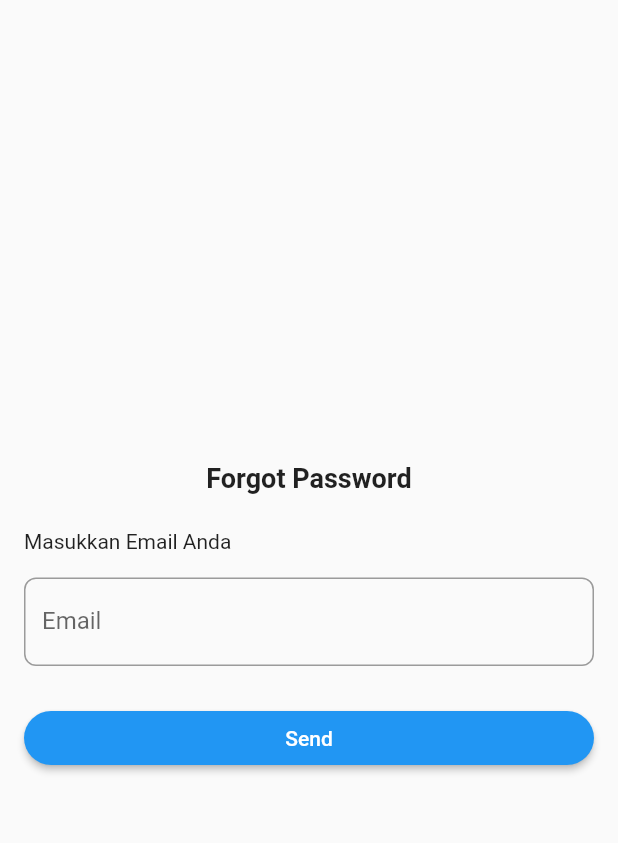
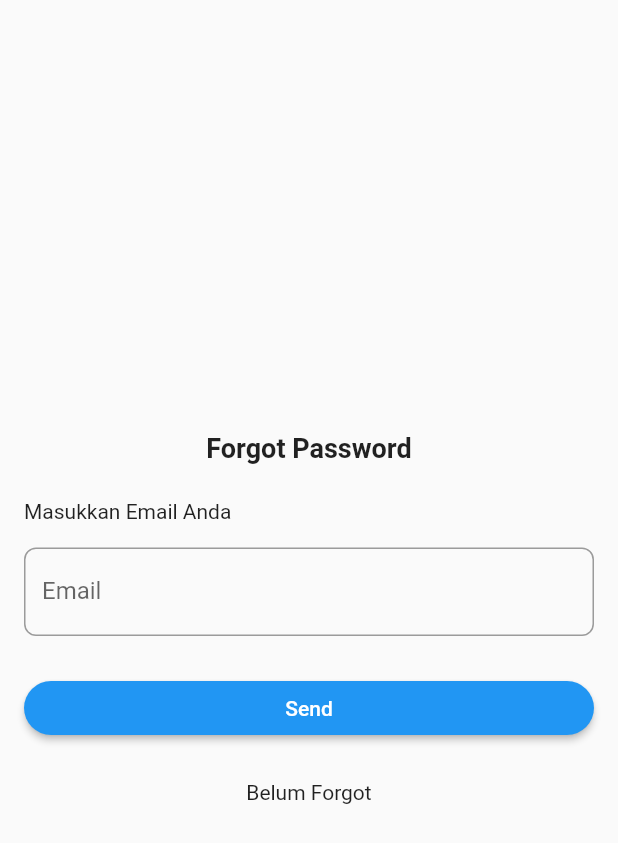
Before and after one commit to ahmadfaizk/flutter-expense, a Flutter app: the ForgotPassword screen opened by its route, on a phone screen of 412 x 824 dp. Shown: the top 843 px of the screen. Run offline on Flutter 3.47's test engine with Material 2 defaults, Android fonts, the phone set to English and light mode, and no system bars; our stand-ins replace bloc, equatable, flutter_bloc, pin_code_fields, shared_preferences; accounts and stored records are empty.

Commit message:
add forgot password bloc

```diff
--- a/lib/bloc/bloc.dart
+++ b/lib/bloc/bloc.dart
@@ -1,5 +1,7 @@
-export './base_event.dart';
-export './base_state.dart';
-export './login_event.dart';
+export 'event/base_event.dart';
+export 'state/base_state.dart';
+export 'event/login_event.dart';
+export 'event/forgot_password_event.dart';
 export './login_bloc.dart';
 export './password_bloc.dart';
+export './forgot_password_bloc.dart';
--- /dev/null
+++ b/lib/bloc/event/forgot_password_event.dart
@@ -0,0 +1,9 @@
+import 'package:expense/bloc/bloc.dart';
+
+class ForgotPasswordEvent extends BaseEvent {
+  final String email;
+  const ForgotPasswordEvent({this.email});
+
+  @override
+  List<Object> get props => [email];
+}
--- a/lib/bloc/login_event.dart
+++ b/lib/bloc/event/login_event.dart
@@ -1,4 +1,4 @@
-import 'package:expense/bloc/base_event.dart';
+import 'package:expense/bloc/event/base_event.dart';
 
 class LoginEvent extends BaseEvent {
   final String email;
--- a/lib/bloc/login_bloc.dart
+++ b/lib/bloc/login_bloc.dart
@@ -3,10 +3,10 @@ import 'package:expense/bloc/bloc.dart';
 import 'package:expense/model/models.dart';
 import 'package:expense/repository/repositories.dart';
 
-class LoginBlock extends Bloc<BaseEvent, BaseState> {
+class LoginBloc extends Bloc<BaseEvent, BaseState> {
   ExpenseRepository repository;
 
-  LoginBlock({this.repository}) : super(EmptyState());
+  LoginBloc({this.repository}) : super(EmptyState());
 
   @override
   Stream<BaseState> mapEventToState(BaseEvent event) async* {
--- a/lib/ui/fogot_password.dart
+++ b/lib/ui/fogot_password.dart
@@ -1,28 +1,22 @@
+import 'package:expense/bloc/bloc.dart';
 import 'package:flutter/material.dart';
+import 'package:flutter_bloc/flutter_bloc.dart';
 
-class ForgotPassword extends StatefulWidget {
-  @override
-  _ForgotPasswordState createState() => _ForgotPasswordState();
-}
-
-class _ForgotPasswordState extends State<ForgotPassword> {
-  bool isLoading = false;
+class ForgotPassword extends StatelessWidget {
+  final TextEditingController emailController = TextEditingController();
   @override
   Widget build(BuildContext context) {
     return Scaffold(
       body: Container(
         margin: EdgeInsets.all(16),
-        child: isLoading
-            ? Center(child: CircularProgressIndicator())
-            : Column(
+        child: Column(
           mainAxisAlignment: MainAxisAlignment.center,
           children: <Widget>[
             Container(
               margin: EdgeInsets.only(bottom: 24),
               child: Text(
                 "Forgot Password",
-                      style:
-                          TextStyle(fontSize: 18, fontWeight: FontWeight.bold),
+                style: TextStyle(fontSize: 18, fontWeight: FontWeight.bold),
               ),
             ),
             Row(
@@ -35,6 +29,7 @@ class _ForgotPasswordState extends State<ForgotPassword> {
             Container(
               margin: EdgeInsets.only(bottom: 24),
               child: TextField(
+                controller: emailController,
                 decoration: InputDecoration(
                     border: OutlineInputBorder(
                         borderRadius: BorderRadius.circular(8)),
@@ -49,10 +44,30 @@ class _ForgotPasswordState extends State<ForgotPassword> {
                 child: Text("Send"),
                 shape: StadiumBorder(),
                 onPressed: () {
-                        Navigator.pushReplacementNamed(context, '/verify_otp');
+                  BlocProvider.of<ForgotPasswordBloc>(context)
+                      .add(ForgotPasswordEvent(email: emailController.text));
                 },
               ),
             ),
+            Container(
+                margin: EdgeInsets.only(top: 24),
+                child: BlocBuilder<ForgotPasswordBloc, BaseState>(
+                    builder: (context, state) {
+                  if (state is EmptyState) {
+                    return Text("Belum Forgot");
+                  } else if (state is ErrorState) {
+                    return Text((state).message);
+                  } else if (state is SuccessState<String>) {
+                    // print("Success state");
+                    // Navigator.pushReplacementNamed(context, '/verify_otp');
+                    // return Container();
+                    return Text(state.data);
+                  } else if (state is LoadingState) {
+                    return CircularProgressIndicator();
+                  } else {
+                    return Text("Tidak Forgot");
+                  }
+                }))
           ],
         ),
       ),
--- a/lib/ui/home.dart
+++ b/lib/ui/home.dart
@@ -1,5 +1,4 @@
-import 'package:expense/bloc/login_bloc.dart';
-import 'package:expense/bloc/login_event.dart';
+import 'package:expense/bloc/bloc.dart';
 import 'package:flutter/material.dart';
 import 'package:flutter_bloc/flutter_bloc.dart';
 import 'package:shared_preferences/shared_preferences.dart';
@@ -26,7 +25,7 @@ class _HomeState extends State<Home> {
                 onPressed: () {
                   _logout().then(
                       (value) => Navigator.pushReplacementNamed(context, '/'));
-                  BlocProvider.of<LoginBlock>(context).add(LogoutEvent());
+                  BlocProvider.of<LoginBloc>(context).add(LogoutEvent());
                 })
           ],
         ),
--- a/lib/ui/login.dart
+++ b/lib/ui/login.dart
@@ -82,7 +82,7 @@ class Login extends StatelessWidget {
                         child: Text("Login"),
                         shape: StadiumBorder(),
                         onPressed: () {
-                          BlocProvider.of<LoginBlock>(context).add(LoginEvent(
+                          BlocProvider.of<LoginBloc>(context).add(LoginEvent(
                               email: emailController.text,
                               password: passwordController.text));
                         },
@@ -90,7 +90,7 @@ class Login extends StatelessWidget {
                     ),
                     Container(
                         margin: EdgeInsets.only(top: 24),
-                        child: BlocBuilder<LoginBlock, BaseState>(
+                        child: BlocBuilder<LoginBloc, BaseState>(
                             builder: (context, state) {
                           if (state is EmptyState) {
                             return Text("Belum Login");
```
Also changed, not shown: lib/bloc/forgot_password_bloc.dart (added, +26 -0 lines), lib/ui/main.dart (+5 -2 lines), lib/bloc/event/base_event.dart (renamed from lib/bloc/base_event.dart), lib/bloc/state/base_state.dart (renamed from lib/bloc/base_state.dart). Lines whose indentation alone changed are shown as unchanged.
